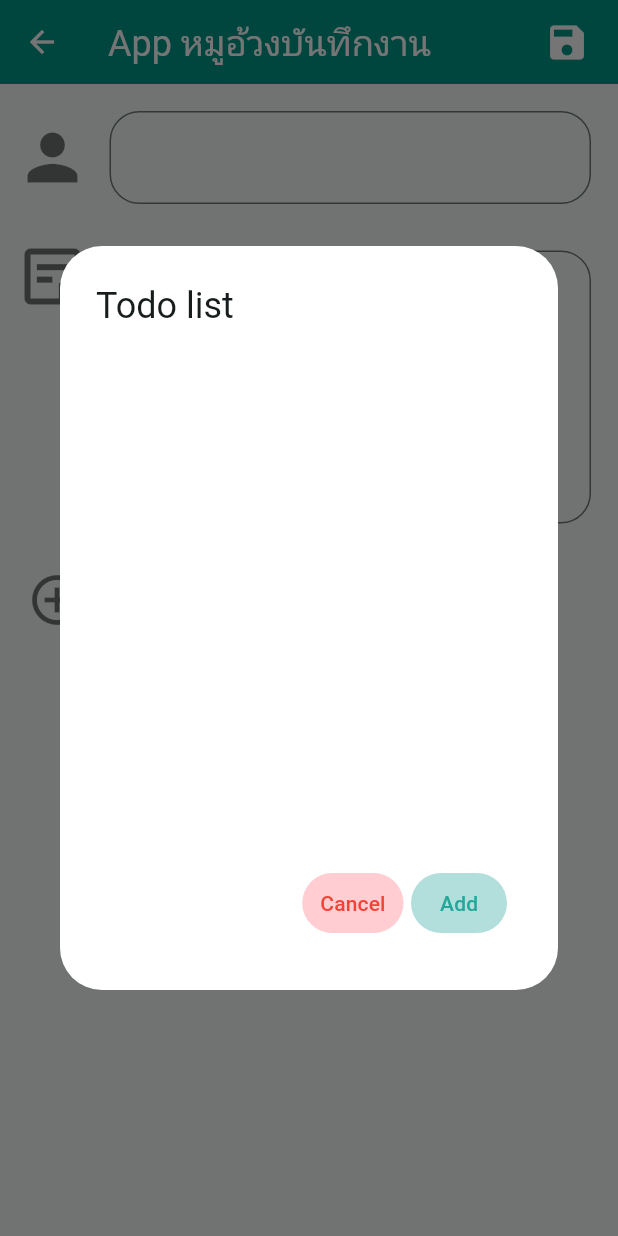
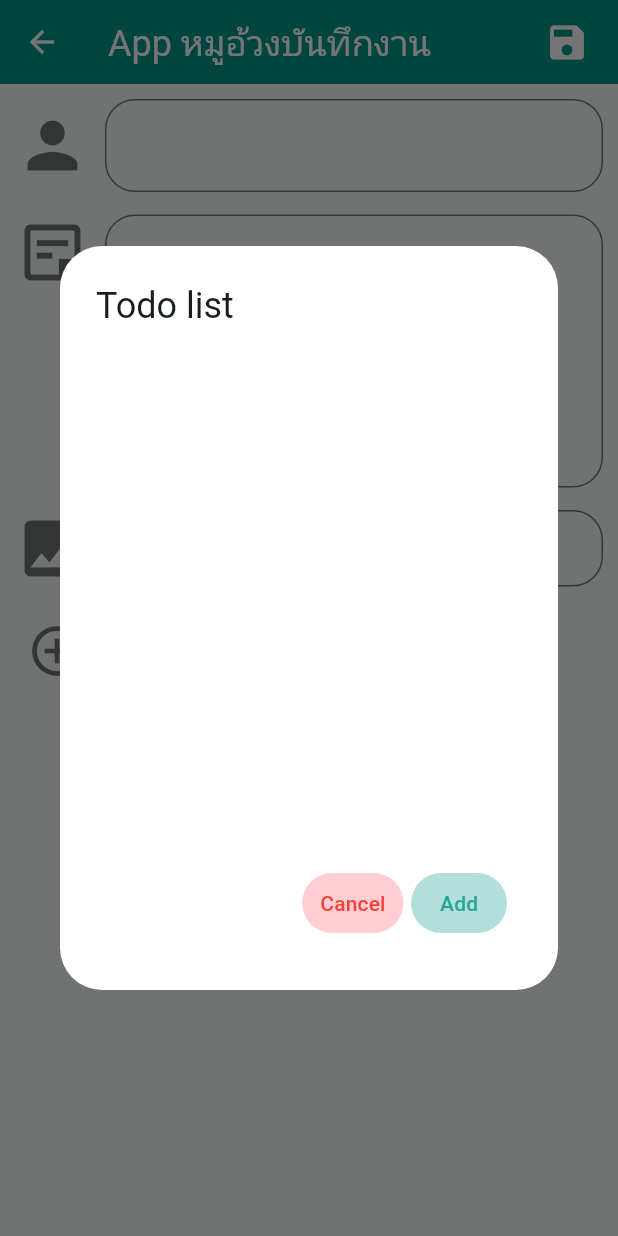
Before and after one commit to lertumpai/todo-satrirat, a Flutter app: the PatientEditablePage screen opened by its route, after a tap on the "add circle outline" icon, on a phone screen of 412 x 824 dp. Run offline on Flutter 3.47's test engine with Material 2 defaults, Android fonts, the phone set to English and light mode, and no system bars; our stand-ins replace bloc, easy_debounce, equatable, flutter_bloc, isar; missing offline and left inert: day; accounts and stored records are empty; generated files the repository leaves out were written again.

Commit message:
and image zone

```diff
--- a/lib/main.dart
+++ b/lib/main.dart
@@ -5,6 +5,7 @@ import 'package:todo_satrirat/db/model/patientTodo.dart';
 import 'package:todo_satrirat/patient/bloc/patientEditing.cubit.dart';
 import 'package:todo_satrirat/patient/bloc/patientList.cubit.dart';
 import 'package:todo_satrirat/patient/patientEditableScreen.dart';
+import 'package:todo_satrirat/patient/patientImageEditableScreen.dart';
 import 'package:todo_satrirat/patient/patientListScreen.dart';
 import 'package:todo_satrirat/settings/bloc/settings.cubit.dart';
 import 'package:todo_satrirat/settings/settingsScreen.dart';
@@ -62,6 +63,7 @@ class MyApp extends StatelessWidget {
           '/patient-list': (context) => const PatientListPage(),
           '/patient': (context) => const PatientEditablePage(),
           '/settings': (context) => const SettingsPage(),
+          '/patient/images': (context) => const PatientImageEditablePage(),
         },
       ),
     );
--- a/lib/patient/patientEditable.dart
+++ b/lib/patient/patientEditable.dart
@@ -33,6 +33,8 @@ class PatientEditable extends StatelessWidget {
           onHnChange: onHnChange,
           onNoteChange: onNoteChange,
         ),
+        const SizedBox(height: 15),
+        PatientImage(),
         const SizedBox(height: 15),
         PatientToggleList(
           patientTodos: patientTodos,
@@ -79,10 +81,8 @@ class _PatientNoteState extends State<PatientNote> {
         Row(
           children: [
             const Icon(Icons.person, size: 50, color: Colors.black54),
-            const SizedBox(width: 5),
+            const SizedBox(width: 10),
             Expanded(
-              child: Padding(
-                padding: const EdgeInsets.all(8.0),
               child: TextField(
                 controller: _hnController,
                 onChanged: widget.onHnChange,
@@ -98,7 +98,6 @@ class _PatientNoteState extends State<PatientNote> {
                 ),
               ),
             ),
-            ),
           ],
         ),
         const SizedBox(height: 15),
@@ -107,10 +106,8 @@ class _PatientNoteState extends State<PatientNote> {
           children: [
             const Icon(Icons.sticky_note_2_outlined,
                 size: 50, color: Colors.black54),
-            const SizedBox(width: 5),
+            const SizedBox(width: 10),
             Expanded(
-              child: Padding(
-                padding: const EdgeInsets.all(8.0),
               child: TextField(
                 maxLines: 5,
                 minLines: 5,
@@ -128,11 +125,32 @@ class _PatientNoteState extends State<PatientNote> {
                 ),
               ),
             ),
-            ),
           ],
         )
       ],
     );
+  }
+}
+
+class PatientImage extends StatelessWidget {
+  const PatientImage({
+    super.key,
+  });
+
+  @override
+  Widget build(BuildContext context) {
+    return Row(children: [
+      const Icon(Icons.image, size: 50, color: Colors.black54),
+      const SizedBox(width: 10),
+      Expanded(
+        child: Container(
+            padding: const EdgeInsets.all(10),
+            decoration: BoxDecoration(
+                border: Border.all(width: 1, color: Colors.black54),
+                borderRadius: const BorderRadius.all(Radius.circular(20))),
+            child: Text("9999999 Images", style: TextStyle(fontSize: 20))),
+      )
+    ]);
   }
 }
 
--- /dev/null
+++ b/lib/patient/patientImageEditableScreen.dart
@@ -0,0 +1,12 @@
+import 'package:flutter/material.dart';
+
+class PatientImageEditablePage extends StatelessWidget {
+  const PatientImageEditablePage({
+    super.key,
+  });
+
+  @override
+  Widget build(BuildContext context) {
+    throw Text("data");
+  }
+}
```
Lines whose indentation alone changed are shown as unchanged.
